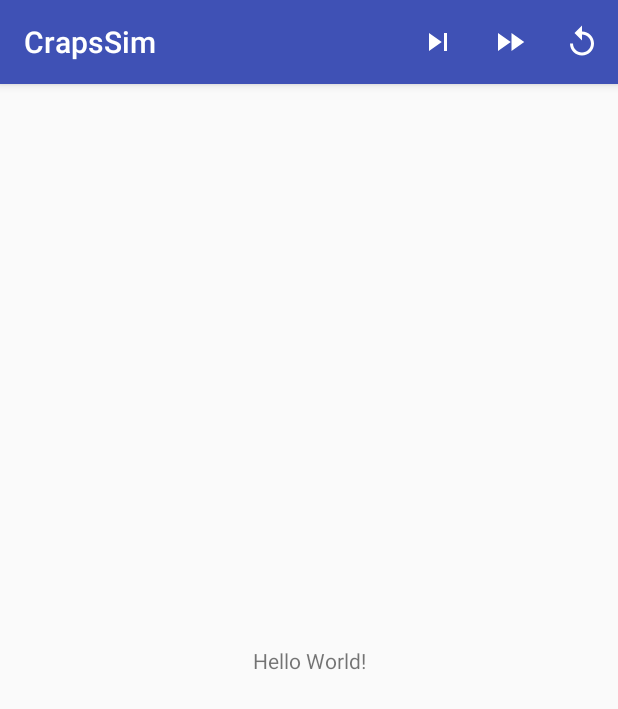
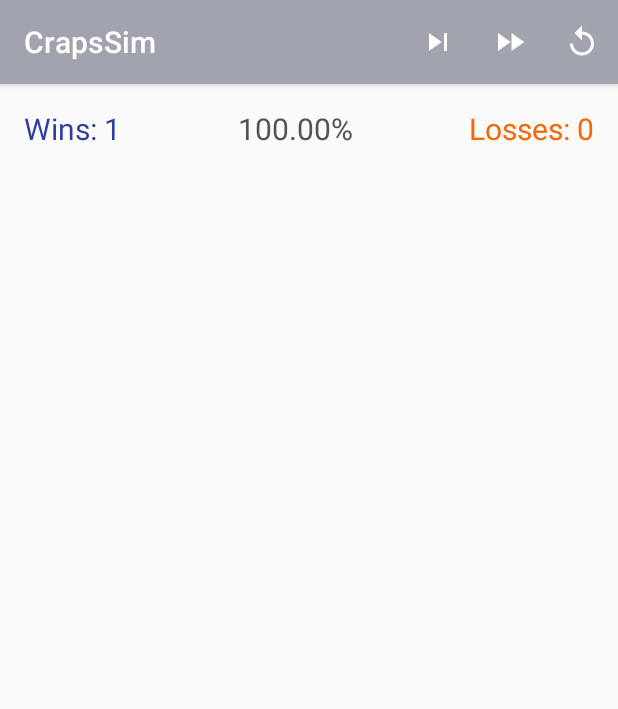
Before and after one commit to bbleck/Craps_Android, an Android app: the screen it shows after launch (MainActivity), after a tap on "Next Game", on a phone screen of 412 x 824 dp. Shown: the top 709 px of the screen. Run offline under Robolectric (Android 15) with nearby library versions, the phone set to English and light mode, and no system bars.

Commit message:
Added win loss updates to gui.

```diff
--- a/app/src/main/java/com/brianbleck/craps_android/MainActivity.java
+++ b/app/src/main/java/com/brianbleck/craps_android/MainActivity.java
@@ -4,9 +4,11 @@ import android.support.v7.app.AppCompatActivity;
 import android.os.Bundle;
 import android.view.Menu;
 import android.view.MenuItem;
+import android.widget.TextView;
 import com.brianbleck.craps_android.model.Game;
 import java.security.SecureRandom;
 import java.util.Random;
+import org.w3c.dom.Text;
 
 public class MainActivity extends AppCompatActivity {
 
@@ -14,6 +16,9 @@ public class MainActivity extends AppCompatActivity {
   private MenuItem fast;
   private MenuItem pause;
   private MenuItem reset;
+  private TextView wins;
+  private TextView losses;
+  private TextView percentages;
   private boolean running;
   private Game game;
 
@@ -24,6 +29,18 @@ public class MainActivity extends AppCompatActivity {
     setContentView(R.layout.activity_main);
     Random rng = new SecureRandom();
     game = new Game(rng);
+    wins = findViewById(R.id.wins);
+    losses = findViewById(R.id.losses);
+    percentages = findViewById(R.id.percentage);
+  }
+
+  private void updateTally(){
+    int wins = game.getWins();
+    int losses = game.getLosses();
+    double percent = 100.0 * wins / (wins+losses);
+    this.wins.setText(getString(R.string.wins_format, wins));
+    this.losses.setText(getString(R.string.losses_format, losses));
+    this.percentages.setText(getString(R.string.percent_format, percent));
   }
 
 
@@ -33,6 +50,8 @@ public class MainActivity extends AppCompatActivity {
     boolean handled = true;//we handle the things we know about, and if it isn't we hand it off to the super class
     switch (item.getItemId()) {
       case R.id.next:
+        game.play();
+        updateTally();
         //todo: play one game
         break;
       case R.id.fast:
--- a/app/src/main/res/layout/activity_main.xml
+++ b/app/src/main/res/layout/activity_main.xml
@@ -8,12 +8,29 @@
   tools:context=".MainActivity">
 
   <TextView
+    android:id="@+id/wins"
+    style="@style/wins"
     android:layout_width="wrap_content"
     android:layout_height="wrap_content"
-    android:text="Hello World!"
-    app:layout_constraintBottom_toBottomOf="parent"
-    app:layout_constraintLeft_toLeftOf="parent"
-    app:layout_constraintRight_toRightOf="parent"
+    app:layout_constraintStart_toStartOf="parent"
     app:layout_constraintTop_toTopOf="parent"/>
 
+  <TextView
+    android:id="@+id/losses"
+    style="@style/losses"
+    android:layout_width="wrap_content"
+    android:layout_height="wrap_content"
+    app:layout_constraintEnd_toEndOf="parent"
+    app:layout_constraintTop_toTopOf="parent"/>
+
+  <TextView
+    android:id="@+id/percentage"
+    style="@style/percentage"
+    android:layout_width="wrap_content"
+    android:layout_height="wrap_content"
+    app:layout_constraintStart_toEndOf="@id/wins"
+    app:layout_constraintEnd_toStartOf="@id/losses"
+    app:layout_constraintTop_toTopOf="parent"/>
+
+
 </android.support.constraint.ConstraintLayout>
--- a/app/src/main/res/values/colors.xml
+++ b/app/src/main/res/values/colors.xml
@@ -1,6 +1,6 @@
 <?xml version="1.0" encoding="utf-8"?>
 <resources>
-  <color name="colorPrimary">#3F51B5</color>
+  <color name="colorPrimary">#a1a3ae</color>
   <color name="colorPrimaryDark">#303F9F</color>
-  <color name="colorAccent">#FF4081</color>
+  <color name="colorAccent">#f96604</color>
 </resources>
--- a/app/src/main/res/values/strings.xml
+++ b/app/src/main/res/values/strings.xml
@@ -4,4 +4,7 @@
   <string name="play_fast">Play Fast</string>
   <string name="pause">Pause</string>
   <string name="reset">Reset</string>
+  <string name="wins_format">Wins: %d</string>
+  <string name="losses_format">Losses: %d</string>
+  <string name="percent_format">%.2f%%</string>
 </resources>
--- a/app/src/main/res/values/styles.xml
+++ b/app/src/main/res/values/styles.xml
@@ -8,4 +8,21 @@
     <item name="colorAccent">@color/colorAccent</item>
   </style>
 
+  <style name="tally" parent="AppTheme">
+    <item name="android:textSize">20sp</item>
+    <item name="android:layout_margin">16dp</item>
+  </style>
+
+  <style name="wins" parent="tally">
+    <item name="android:textColor">@color/colorPrimaryDark</item>
+  </style>
+
+  <style name="losses" parent="tally">
+    <item name="android:textColor">@color/colorAccent</item>
+  </style>
+
+  <style name="percentage" parent="tally">
+    <item name="android:textColor">#525252</item>
+  </style>
+
 </resources>
```
